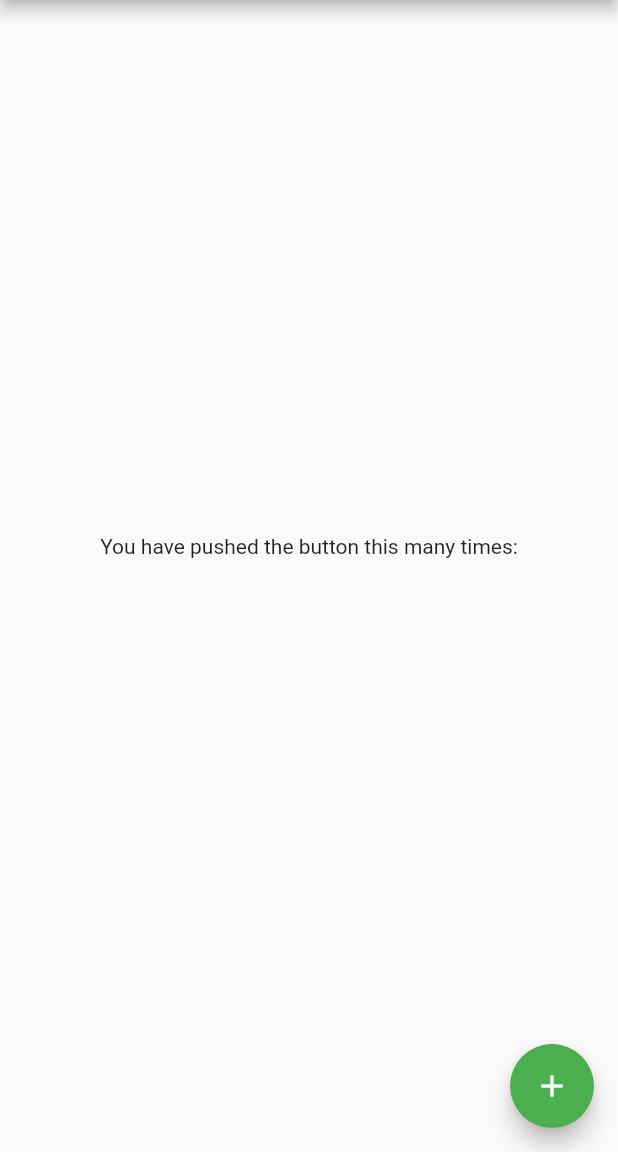
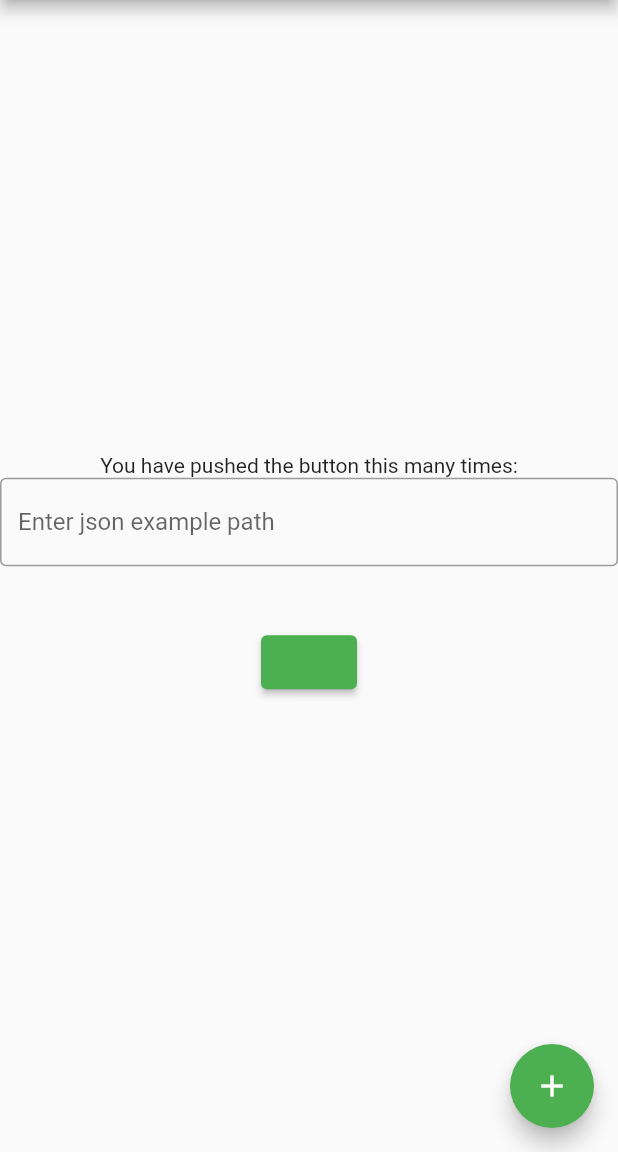
Before and after one commit to avu12/flutter_app, a Flutter app: the screen it shows after launch, after a tap on the "add" icon, on a phone screen of 412 x 824 dp, the part 84-1236 px from its top. Run offline on Flutter 3.47's test engine with Material 2 defaults, Android fonts, the phone set to English and light mode, and no system bars; network calls fail.

Commit message:
added a button with example functionality

```diff
--- a/lib/main.dart
+++ b/lib/main.dart
@@ -51,19 +51,19 @@ class MyHomePage extends StatefulWidget {
 }
 
 class _MyHomePageState extends State<MyHomePage> {
-  String path ="";
-  void _fetchFromServer() async{
-    String something ="aa";
-    var url =  Uri.http("192.168.0.172:32580", "/test/json/$something") ;
+  String path = "";
+  TextEditingController _controller = new TextEditingController();
+  void _fetchFromServer(String p) async {
+    //String something = "aa";
+    var url = Uri.http("192.168.0.172:32580", "/test/json/$p");
     var response = await http.get(url);
-    if(response.statusCode == 200){
+    if (response.statusCode == 200) {
       setState(() {
         var body = convert.jsonDecode(response.body);
         path = Path.fromJson(body).message;
       });
     }
   }
-
 
   @override
   Widget build(BuildContext context) {
@@ -102,15 +102,27 @@ class _MyHomePageState extends State<MyHomePage> {
             Text(
               'You have pushed the button this many times:',
             ),
+            TextField(
+              controller: _controller,
+              decoration: InputDecoration(
+                  border: OutlineInputBorder(),
+                  hintText: 'Enter json example path'),
+            ),
             Text(
               '$path',
               style: Theme.of(context).textTheme.headline4,
             ),
+            ElevatedButton(onPressed: () {
+              _fetchFromServer(_controller.text);
+
+            })
           ],
         ),
       ),
       floatingActionButton: FloatingActionButton(
-        onPressed: _fetchFromServer,
+        onPressed: () {
+          _fetchFromServer(_controller.text);
+        },
         tooltip: 'Increment',
         child: Icon(Icons.add),
       ), // This trailing comma makes auto-formatting nicer for build methods.
```
